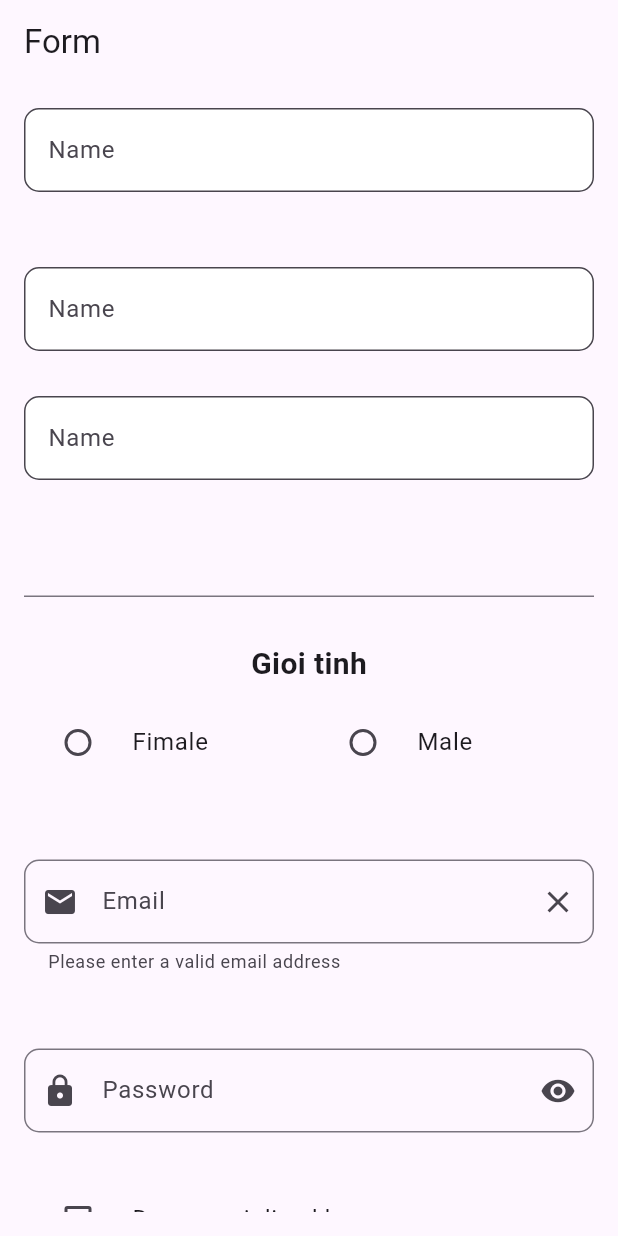
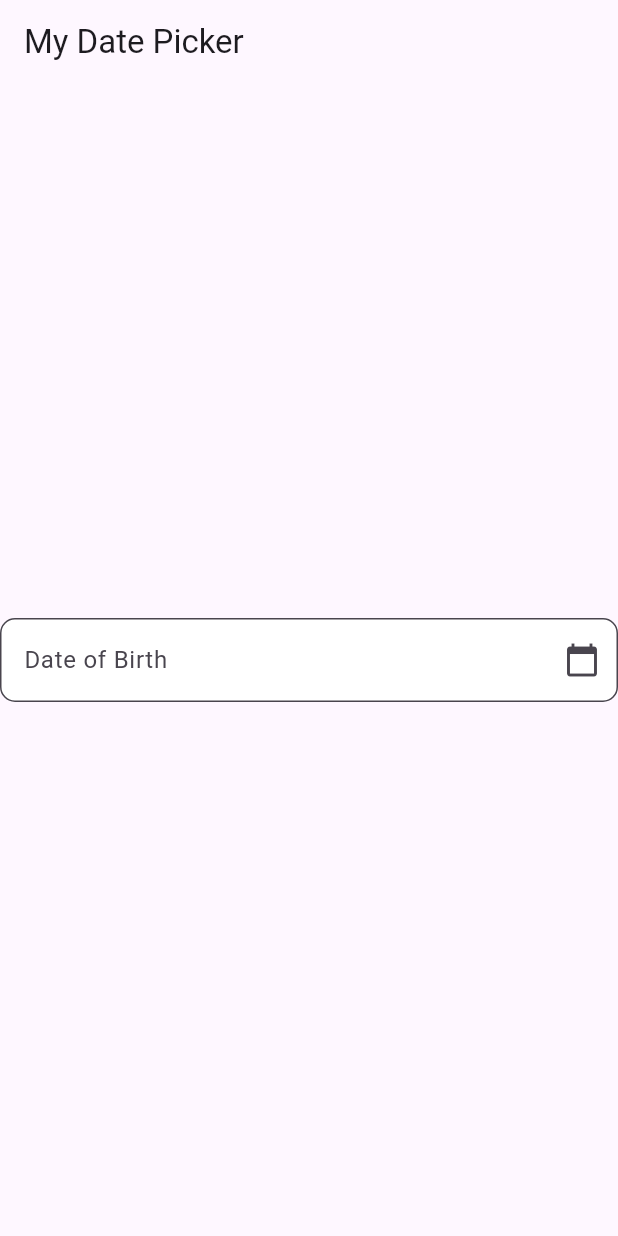
Before and after one commit to LucHo251025/Fullter-Learn, a Flutter app: the screen it shows after launch, on a phone screen of 412 x 824 dp. Run offline on Flutter 3.47's test engine with Material 3 defaults, Android fonts, the phone set to English and light mode, and no system bars.

Commit message:
create MyImagePicker

```diff
--- /dev/null
+++ b/lib/learn/day6/MyImagePicker.dart
@@ -0,0 +1,59 @@
+import 'package:flutter/material.dart';
+import 'package:intl/intl.dart';
+
+class MyImagePicker extends StatefulWidget {
+  @override
+  State<StatefulWidget> createState() => _MyImagePickerState();
+}
+
+class _MyImagePickerState extends State<MyImagePicker> {
+  final _dateController = TextEditingController();
+  DateTime? _dateofBirth;
+  @override
+  Widget build(BuildContext context) {
+    return Scaffold(
+      appBar: AppBar(
+        title: const Text("My Date Picker"),
+      ),
+      body: Center(
+        child:
+        TextFormField(
+          validator:
+              (value) {
+            if (value == null || value.isEmpty) {
+              return "Please select your date of birth";
+            }
+            return null;
+          },
+          controller: _dateController,
+          decoration: InputDecoration(
+              labelText: "Date of Birth",
+              hintText: "Select your date of birth",
+              border: OutlineInputBorder(
+                borderRadius: BorderRadius.circular(10),
+                borderSide: BorderSide(color: Colors.deepPurpleAccent, width: 2),
+              ),
+              filled: true,
+              fillColor: Colors.white,
+              suffixIcon: Icon(Icons.calendar_today)
+          ),
+          readOnly: true, //chi doc du lieu
+          onTap: () async {
+            DateTime? pickedDate = await showDatePicker(
+                context: context,
+                firstDate: DateTime(1900),
+                lastDate: DateTime(2025));
+            if(pickedDate!=null) {
+              String formattedDate = DateFormat("dd/MM/yyyy").format(pickedDate);
+              setState(() {
+                _dateController.text = formattedDate;
+                _dateofBirth = pickedDate;
+              });
+            }
+          },
+        )
+        ,
+      ),
+    );
+  }
+}
--- a/lib/main.dart
+++ b/lib/main.dart
@@ -1,5 +1,5 @@
 import 'package:flutter/material.dart';
-import 'package:flutter_learn/learn/day6/MyScrollView.dart';
+import 'package:flutter_learn/learn/day6/MyImagePicker.dart';
 void main() {
   runApp(const MyApp());
 }
@@ -17,7 +17,7 @@ class MyApp extends StatelessWidget {
         colorScheme: ColorScheme.fromSeed(seedColor: Colors.deepPurple),
         useMaterial3: true,
       ),
-      home: MyScrollView(),
+      home: MyImagePicker(),
     );
   }
 }
--- a/pubspec.yaml
+++ b/pubspec.yaml
@@ -31,6 +31,7 @@ dependencies:
   flutter:
     sdk: flutter
   intl: ^0.20.2
+  image_picker: ^1.1.2
 
   # The following adds the Cupertino Icons font to your application.
   # Use with the CupertinoIcons class for iOS style icons.
```
Also changed, not shown: pubspec.lock, 1 other file.
